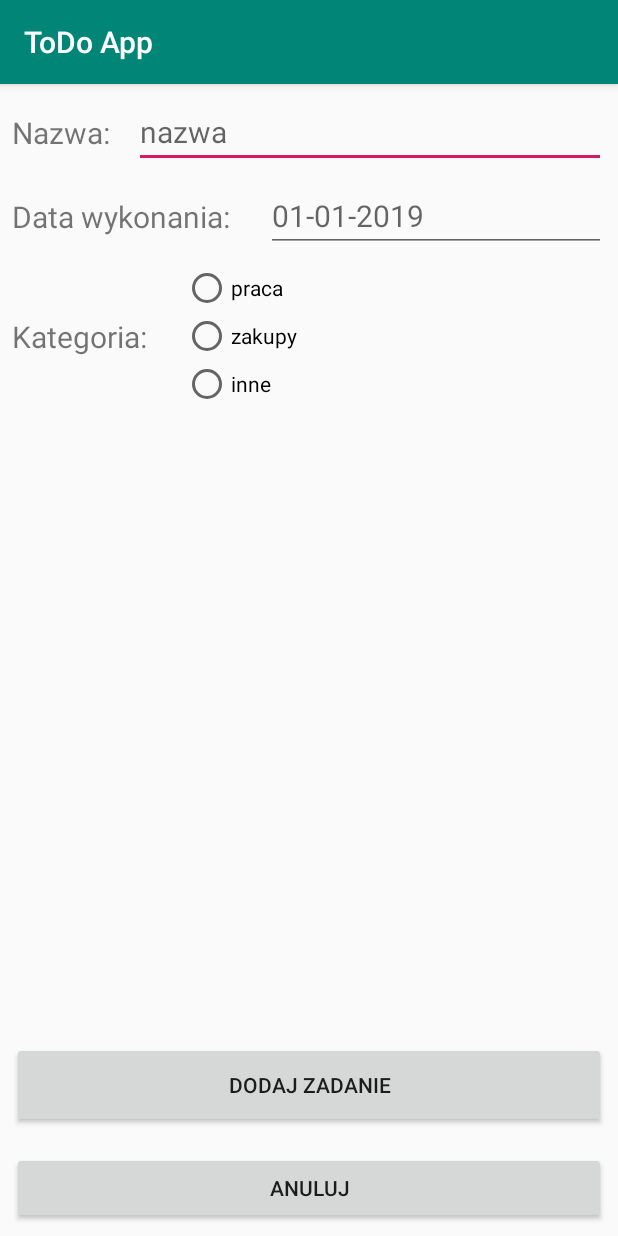
After one commit to Rafi6677/ToDo-App---Android, an Android app: the AddTaskActivity screen opened directly, with no data from a screen before it, on a phone screen of 412 x 824 dp. The commit adds this screen. Run offline under Robolectric (Android 15) with nearby library versions, the phone set to English and light mode, and no system bars.

Commit message:
AddTackActivity layout prototype

```diff
--- a/app/build.gradle
+++ b/app/build.gradle
@@ -24,7 +24,7 @@ android {
 
 dependencies {
     implementation fileTree(dir: 'libs', include: ['*.jar'])
-    implementation"org.jetbrains.kotlin:kotlin-stdlib-jdk7:$kotlin_version"
+    implementation "org.jetbrains.kotlin:kotlin-stdlib-jdk7:$kotlin_version"
     implementation 'com.android.support:appcompat-v7:28.0.0'
     implementation 'com.android.support.constraint:constraint-layout:1.1.3'
     testImplementation 'junit:junit:4.12'
--- a/app/src/main/AndroidManifest.xml
+++ b/app/src/main/AndroidManifest.xml
@@ -9,6 +9,8 @@
             android:roundIcon="@mipmap/ic_launcher_round"
             android:supportsRtl="true"
             android:theme="@style/AppTheme">
+        <activity android:name=".activities.AddTaskActivity">
+        </activity>
         <activity android:name=".activities.TaskListActivity">
             <intent-filter>
                 <action android:name="android.intent.action.MAIN"/>
--- /dev/null
+++ b/app/src/main/java/com/example/todoapp/activities/AddTaskActivity.kt
@@ -0,0 +1,13 @@
+package com.example.todoapp.activities
+
+import android.support.v7.app.AppCompatActivity
+import android.os.Bundle
+import com.example.todoapp.R
+
+class AddTaskActivity : AppCompatActivity() {
+
+    override fun onCreate(savedInstanceState: Bundle?) {
+        super.onCreate(savedInstanceState)
+        setContentView(R.layout.activity_add_task)
+    }
+}
--- /dev/null
+++ b/app/src/main/res/layout/activity_add_task.xml
@@ -0,0 +1,114 @@
+<?xml version="1.0" encoding="utf-8"?>
+<android.support.constraint.ConstraintLayout
+        xmlns:android="http://schemas.android.com/apk/res/android"
+        xmlns:tools="http://schemas.android.com/tools"
+        xmlns:app="http://schemas.android.com/apk/res-auto"
+        android:layout_width="match_parent"
+        android:layout_height="match_parent"
+        tools:context=".activities.AddTaskActivity">
+
+    <TextView
+            android:text="@string/new_task_date"
+            android:layout_width="wrap_content"
+            android:layout_height="wrap_content"
+            android:id="@+id/taskDate_TextView"
+            app:layout_constraintStart_toStartOf="parent"
+            android:textSize="20sp"
+            android:layout_marginLeft="8dp" android:layout_marginStart="8dp"
+            app:layout_constraintTop_toTopOf="@+id/taskDate_EditText"
+            app:layout_constraintBottom_toBottomOf="@+id/taskDate_EditText"/>
+    <TextView
+            android:text="@string/new_task_category"
+            android:layout_width="wrap_content"
+            android:layout_height="wrap_content"
+            android:id="@+id/taskCategory_TextView"
+            app:layout_constraintStart_toStartOf="parent"
+            android:textSize="20sp"
+            android:layout_marginLeft="8dp" android:layout_marginStart="8dp"
+            app:layout_constraintTop_toTopOf="@+id/radioGroup"
+            app:layout_constraintBottom_toBottomOf="@+id/radioGroup"/>
+    <TextView
+            android:text="@string/new_task_name"
+            android:layout_width="wrap_content"
+            android:layout_height="wrap_content"
+            android:id="@+id/taskName_TextView"
+            app:layout_constraintStart_toStartOf="parent"
+            android:layout_marginLeft="8dp"
+            android:layout_marginStart="8dp"
+            android:textSize="20sp" app:layout_constraintTop_toTopOf="@+id/taskName_EditText"
+            app:layout_constraintBottom_toBottomOf="@+id/taskName_EditText"/>
+    <EditText
+            android:layout_width="0dp"
+            android:layout_height="wrap_content"
+            android:inputType="text"
+            android:ems="10"
+            android:id="@+id/taskName_EditText"
+            app:layout_constraintStart_toEndOf="@+id/taskName_TextView"
+            android:layout_marginStart="16dp"
+            android:layout_marginLeft="16dp"
+            android:textSize="20sp"
+            android:layout_marginEnd="8dp"
+            app:layout_constraintEnd_toEndOf="parent"
+            android:layout_marginRight="8dp"
+            android:layout_marginTop="8dp"
+            app:layout_constraintTop_toTopOf="parent"
+            android:hint="@string/new_task_name_hint"/>
+    <EditText
+            android:layout_width="0dp"
+            android:layout_height="wrap_content"
+            android:inputType="date"
+            android:ems="10"
+            android:id="@+id/taskDate_EditText"
+            android:textSize="20sp"
+            android:hint="@string/new_task_date_hint"
+            android:layout_marginEnd="8dp" app:layout_constraintEnd_toEndOf="parent" android:layout_marginRight="8dp"
+            android:layout_marginTop="8dp" app:layout_constraintTop_toBottomOf="@+id/taskName_EditText"
+            app:layout_constraintStart_toEndOf="@+id/taskDate_TextView" android:layout_marginStart="24dp"
+            android:layout_marginLeft="24dp"/>
+    <RadioGroup
+            android:layout_width="0dp"
+            android:layout_height="wrap_content"
+            app:layout_constraintTop_toBottomOf="@+id/taskDate_EditText"
+            android:layout_marginTop="8dp" app:layout_constraintStart_toEndOf="@+id/taskCategory_TextView"
+            android:layout_marginLeft="24dp" android:layout_marginStart="24dp" app:layout_constraintEnd_toEndOf="parent"
+            android:layout_marginEnd="8dp" android:layout_marginRight="8dp" android:id="@+id/radioGroup">
+        <RadioButton
+                android:text="@string/category_work"
+                android:layout_width="wrap_content"
+                android:layout_height="wrap_content"
+                android:id="@+id/categoryWork_RadioButton"
+                android:layout_weight="1"/>
+        <RadioButton
+                android:text="@string/category_shopping"
+                android:layout_width="wrap_content"
+                android:layout_height="wrap_content"
+                android:id="@+id/categoryShopping_RadioButton"
+                android:layout_weight="1"/>
+        <RadioButton
+                android:text="@string/category_other"
+                android:layout_width="wrap_content"
+                android:layout_height="wrap_content"
+                android:id="@+id/categoryOther_RadioButton"
+                android:layout_weight="1"/>
+    </RadioGroup>
+    <Button
+            android:text="@string/task_list_add_button"
+            android:layout_width="0dp"
+            android:layout_height="57dp"
+            android:id="@+id/addTask_Button"
+            app:layout_constraintEnd_toEndOf="parent"
+            android:layout_marginEnd="8dp" android:layout_marginRight="8dp"
+            app:layout_constraintStart_toStartOf="parent" android:layout_marginLeft="8dp"
+            android:layout_marginStart="8dp" android:layout_marginBottom="16dp"
+            app:layout_constraintBottom_toTopOf="@+id/cancel_Button"/>
+    <Button
+            android:text="@string/new_task_cancel_button"
+            android:layout_width="0dp"
+            android:layout_height="wrap_content"
+            android:id="@+id/cancel_Button" app:layout_constraintStart_toStartOf="parent"
+            android:layout_marginLeft="8dp"
+            android:layout_marginStart="8dp" android:layout_marginBottom="8dp"
+            app:layout_constraintBottom_toBottomOf="parent"
+            app:layout_constraintEnd_toEndOf="parent" android:layout_marginEnd="8dp" android:layout_marginRight="8dp"/>
+
+</android.support.constraint.ConstraintLayout>
--- a/app/src/main/res/layout/activity_task_list.xml
+++ b/app/src/main/res/layout/activity_task_list.xml
@@ -23,4 +23,17 @@
             android:textSize="23sp"
             android:textStyle="bold"
             android:textColor="@android:color/black"/>
+    <Button
+            android:text="@string/task_list_add_button"
+            android:layout_width="0dp"
+            android:layout_height="wrap_content"
+            android:id="@+id/addNewTask_Button"
+            app:layout_constraintStart_toStartOf="parent"
+            android:layout_marginLeft="8dp"
+            android:layout_marginStart="8dp"
+            app:layout_constraintEnd_toEndOf="parent"
+            android:layout_marginEnd="8dp"
+            android:layout_marginRight="8dp"
+            android:layout_marginBottom="8dp"
+            app:layout_constraintBottom_toBottomOf="parent"/>
 </android.support.constraint.ConstraintLayout>
--- a/app/src/main/res/values/strings.xml
+++ b/app/src/main/res/values/strings.xml
@@ -1,4 +1,17 @@
 <resources>
     <string name="app_name">ToDo App</string>
     <string name="task_list_title">Zadania do zrobienia:</string>
+    <string name="task_list_add_button">Dodaj zadanie</string>
+    <string name="new_task_cancel_button">Anuluj</string>
+
+    <string name="new_task_name">Nazwa:</string>
+    <string name="new_task_name_hint">nazwa</string>
+    <string name="new_task_date">Data wykonania:</string>
+    <string name="new_task_date_hint">01-01-2019</string>
+    <string name="new_task_category">Kategoria:</string>
+    <string name="new_task_category_hint">zakupy</string>
+
+    <string name="category_work">praca</string>
+    <string name="category_shopping">zakupy</string>
+    <string name="category_other">inne</string>
 </resources>
```
